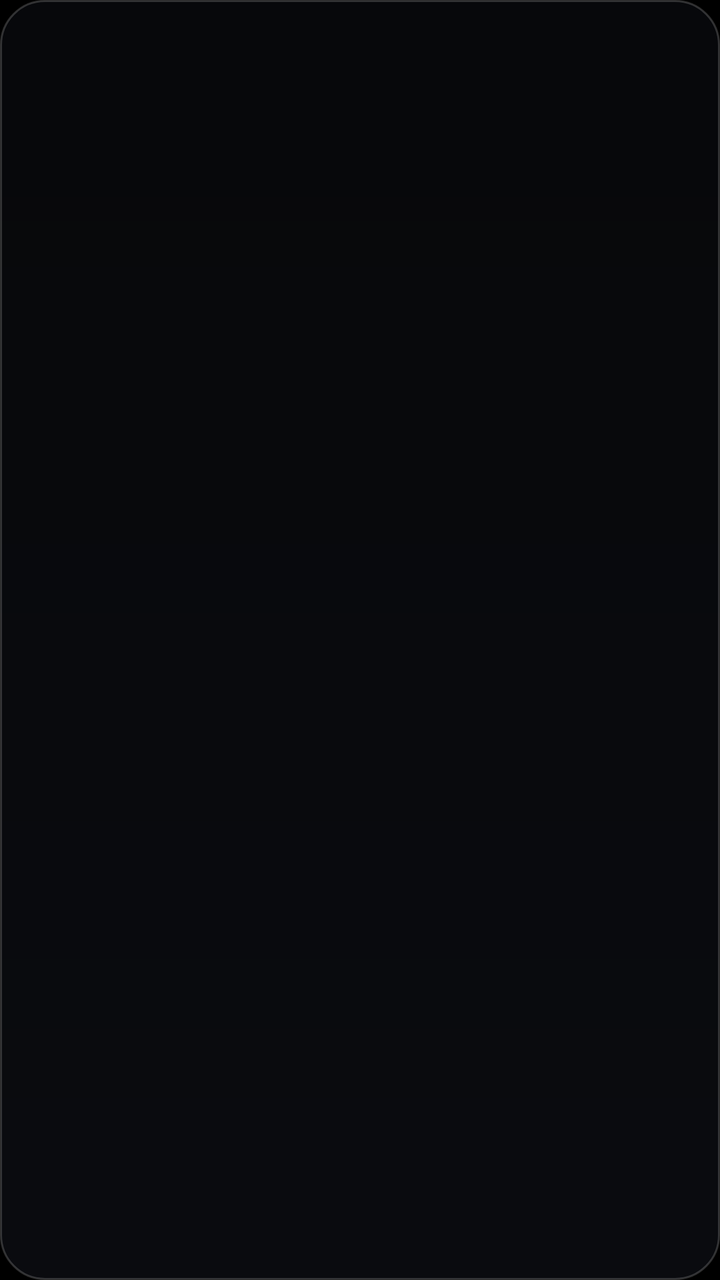
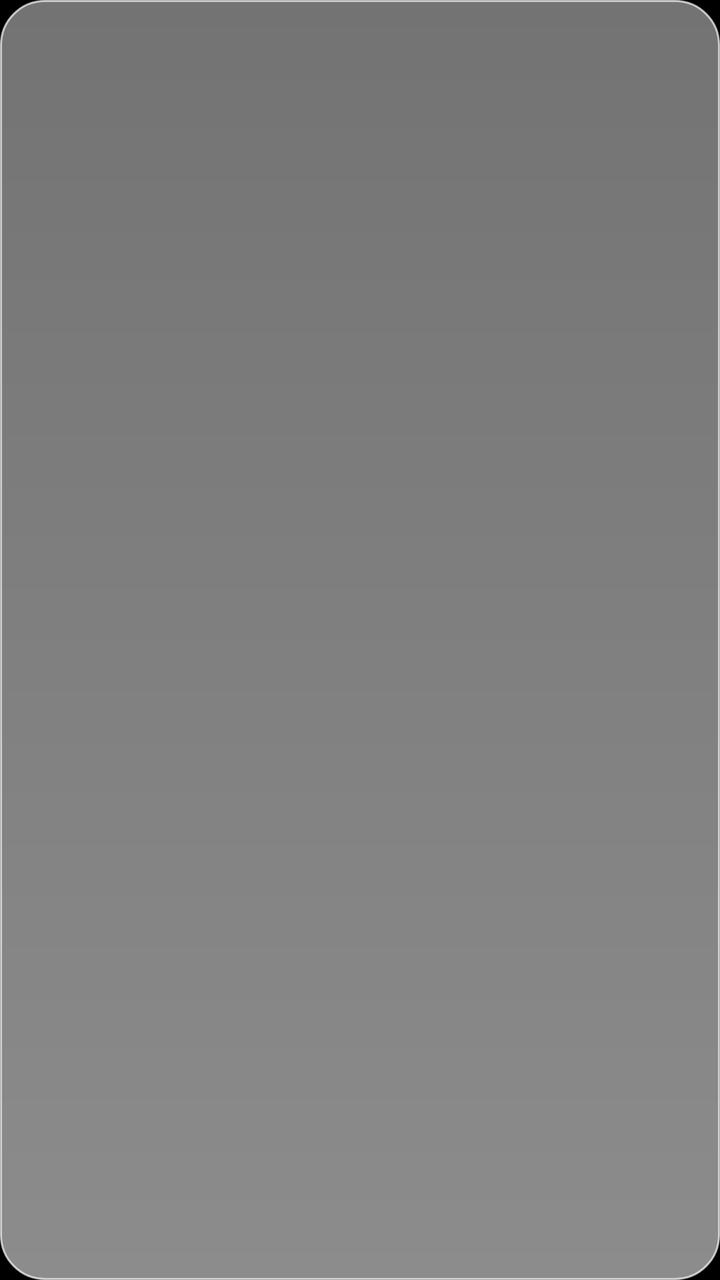

An Android layout rendered at two revisions. The XML below is the earlier revision; the diff shows what the commit changed to produce the second picture.
<!-- AndroidManifest.xml: application theme android:Theme.NoTitleBar -->
<!-- res/layout/widget_lyrics.xml -->
<?xml version="1.0" encoding="utf-8"?>
<FrameLayout xmlns:android="http://schemas.android.com/apk/res/android"
    android:id="@+id/l_root"
    android:layout_width="match_parent"
    android:layout_height="match_parent"
    android:background="@drawable/widget_glass"
    android:paddingLeft="16dp"
    android:paddingRight="16dp"
    android:paddingTop="14dp"
    android:paddingBottom="14dp">

    <ViewFlipper
        android:id="@+id/l_flip"
        android:layout_width="match_parent"
        android:layout_height="match_parent"
        android:inAnimation="@anim/lw_line_in"
        android:animateFirstView="false">

        <LinearLayout
            android:layout_width="match_parent"
            android:layout_height="match_parent"
            android:orientation="vertical"
            android:gravity="center">

            <TextView
                android:id="@+id/l_prev_line"
                android:layout_width="match_parent"
                android:layout_height="wrap_content"
                android:maxLines="1"
                android:ellipsize="end"
                android:gravity="center"
                android:textAlignment="center"
                android:textColor="#66FFFFFF"
                android:textSize="13sp"
                android:shadowColor="#E6000000"
                android:shadowDx="0"
                android:shadowDy="1"
                android:shadowRadius="9"
                android:text="" />

            <TextView
                android:id="@+id/l_line"
                android:layout_width="match_parent"
                android:layout_height="wrap_content"
                android:layout_marginTop="5dp"
                android:layout_marginBottom="5dp"
                android:maxLines="4"
                android:lineSpacingExtra="2dp"
                android:ellipsize="end"
                android:gravity="center"
                android:textAlignment="center"
                android:textColor="#FFFFFFFF"
                android:textSize="24sp"
                android:textStyle="bold"
                android:shadowColor="#FF000000"
                android:shadowDx="0"
                android:shadowDy="1"
                android:shadowRadius="14"
                android:text="" />

            <TextView
                android:id="@+id/l_next"
                android:layout_width="match_parent"
                android:layout_height="wrap_content"
                android:maxLines="1"
                android:ellipsize="end"
                android:gravity="center"
                android:textAlignment="center"
                android:textColor="#99FFFFFF"
                android:textSize="14sp"
                android:shadowColor="#E6000000"
                android:shadowDx="0"
                android:shadowDy="1"
                android:shadowRadius="9"
                android:text=" " />
        </LinearLayout>

        <LinearLayout
            android:layout_width="match_parent"
            android:layout_height="match_parent"
            android:orientation="vertical"
            android:gravity="center">

            <TextView
                android:id="@+id/l_prev_line2"
                android:layout_width="match_parent"
                android:layout_height="wrap_content"
                android:maxLines="1"
                android:ellipsize="end"
                android:gravity="center"
                android:textAlignment="center"
                android:textColor="#66FFFFFF"
                android:textSize="13sp"
                android:shadowColor="#E6000000"
                android:shadowDx="0"
                android:shadowDy="1"
                android:shadowRadius="9"
                android:text="" />

            <TextView
                android:id="@+id/l_line2"
                android:layout_width="match_parent"
                android:layout_height="wrap_content"
                android:layout_marginTop="5dp"
                android:layout_marginBottom="5dp"
                android:maxLines="4"
                android:lineSpacingExtra="2dp"
                android:ellipsize="end"
                android:gravity="center"
                android:textAlignment="center"
                android:textColor="#FFFFFFFF"
                android:textSize="24sp"
                android:textStyle="bold"
                android:shadowColor="#FF000000"
                android:shadowDx="0"
                android:shadowDy="1"
                android:shadowRadius="14"
                android:text="" />

            <TextView
                android:id="@+id/l_next2"
                android:layout_width="match_parent"
                android:layout_height="wrap_content"
                android:maxLines="1"
                android:ellipsize="end"
                android:gravity="center"
                android:textAlignment="center"
                android:textColor="#99FFFFFF"
                android:textSize="14sp"
                android:shadowColor="#E6000000"
                android:shadowDx="0"
                android:shadowDy="1"
                android:shadowRadius="9"
                android:text=" " />
        </LinearLayout>
    </ViewFlipper>
</FrameLayout>
<!-- resources referenced by this layout -->
<resources>
  <!-- drawable widget_glass (drawable) -->
  <?xml version="1.0" encoding="utf-8"?>
  <shape xmlns:android="http://schemas.android.com/apk/res/android"
      android:shape="rectangle">
      <gradient
          android:angle="90"
          android:startColor="#A1101218"
          android:endColor="#70101218" />
      <corners android:radius="22dp" />
      <stroke
          android:width="1dp"
          android:color="#2EFFFFFF" />
  </shape>
</resources>

<!-- the commit's change to res/layout/widget_lyrics.xml (unified diff, before → after) -->
@@ -30,9 +30,9 @@
                 android:ellipsize="end"
                 android:gravity="center"
                 android:textAlignment="center"
-                android:textColor="#66FFFFFF"
+                android:textColor="#59111318"
                 android:textSize="13sp"
-                android:shadowColor="#E6000000"
+                android:shadowColor="#66FFFFFF"
                 android:shadowDx="0"
                 android:shadowDy="1"
                 android:shadowRadius="9"
@@ -49,10 +49,10 @@
                 android:ellipsize="end"
                 android:gravity="center"
                 android:textAlignment="center"
-                android:textColor="#FFFFFFFF"
+                android:textColor="#F2111318"
                 android:textSize="24sp"
                 android:textStyle="bold"
-                android:shadowColor="#FF000000"
+                android:shadowColor="#8CFFFFFF"
                 android:shadowDx="0"
                 android:shadowDy="1"
                 android:shadowRadius="14"
@@ -66,9 +66,9 @@
                 android:ellipsize="end"
                 android:gravity="center"
                 android:textAlignment="center"
-                android:textColor="#99FFFFFF"
+                android:textColor="#99111318"
                 android:textSize="14sp"
-                android:shadowColor="#E6000000"
+                android:shadowColor="#66FFFFFF"
                 android:shadowDx="0"
                 android:shadowDy="1"
                 android:shadowRadius="9"
@@ -89,9 +89,9 @@
                 android:ellipsize="end"
                 android:gravity="center"
                 android:textAlignment="center"
-                android:textColor="#66FFFFFF"
+                android:textColor="#59111318"
                 android:textSize="13sp"
-                android:shadowColor="#E6000000"
+                android:shadowColor="#66FFFFFF"
                 android:shadowDx="0"
                 android:shadowDy="1"
                 android:shadowRadius="9"
@@ -108,10 +108,10 @@
                 android:ellipsize="end"
                 android:gravity="center"
                 android:textAlignment="center"
-                android:textColor="#FFFFFFFF"
+                android:textColor="#F2111318"
                 android:textSize="24sp"
                 android:textStyle="bold"
-                android:shadowColor="#FF000000"
+                android:shadowColor="#8CFFFFFF"
                 android:shadowDx="0"
                 android:shadowDy="1"
                 android:shadowRadius="14"
@@ -125,9 +125,9 @@
                 android:ellipsize="end"
                 android:gravity="center"
                 android:textAlignment="center"
-                android:textColor="#99FFFFFF"
+                android:textColor="#99111318"
                 android:textSize="14sp"
-                android:shadowColor="#E6000000"
+                android:shadowColor="#66FFFFFF"
                 android:shadowDx="0"
                 android:shadowDy="1"
                 android:shadowRadius="9"
<!-- resource entries referenced after the edit -->
@@ -6,12 +6,12 @@
       android:shape="rectangle">
       <gradient
           android:angle="90"
-          android:startColor="#A1101218"
-          android:endColor="#70101218" />
+          android:startColor="#8CFFFFFF"
+          android:endColor="#73FFFFFF" />
       <corners android:radius="22dp" />
       <stroke
           android:width="1dp"
-          android:color="#2EFFFFFF" />
+          android:color="#B3FFFFFF" />
   </shape>
 </resources>
 
